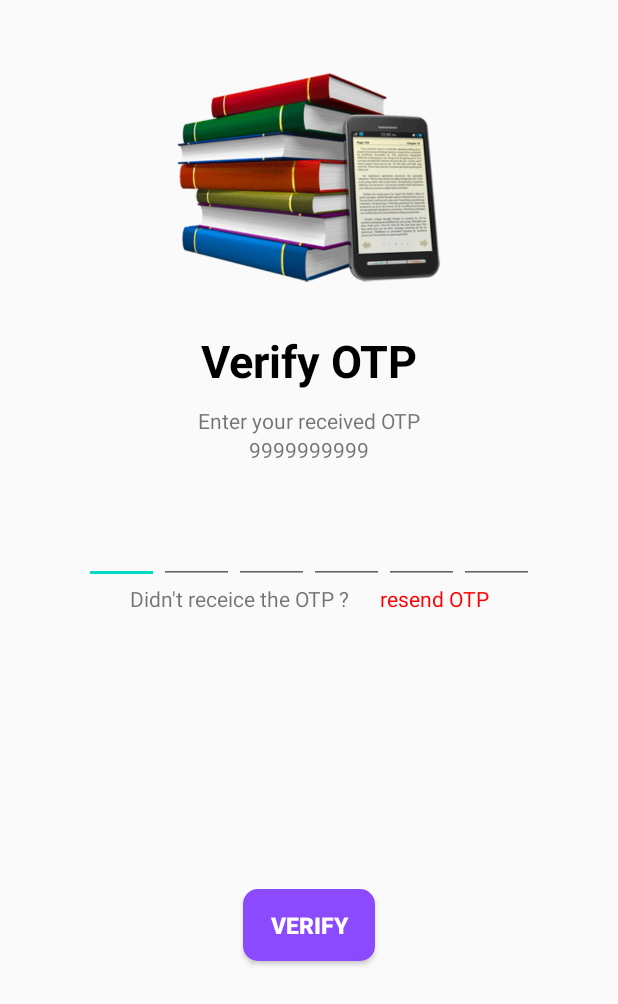
After one commit to MohitS1999/Notes-Sharing-Android, an Android app: the layout activity_otpverify.xml on its own in the app's theme, with its tools: preview values and no code run, on a phone screen of 412 x 824 dp. The commit adds this screen. Shown: the top 1004 px of the screen. Run offline under Robolectric (Android 15) with nearby library versions, the phone set to English and light mode, and no system bars.

Commit message:
Integrate the phone authentication using Firebase

```diff
--- /dev/null
+++ b/app/src/main/res/drawable/phone_text_field_bg.xml
@@ -0,0 +1,7 @@
+<?xml version="1.0" encoding="utf-8"?>
+<shape xmlns:android="http://schemas.android.com/apk/res/android" android:shape="rectangle">
+
+    <solid android:color="@color/login_blue"/>
+    <corners android:radius="10dp"/>
+
+</shape>
--- /dev/null
+++ b/app/src/main/res/layout/activity_otpverify.xml
@@ -0,0 +1,163 @@
+<?xml version="1.0" encoding="utf-8"?>
+<androidx.constraintlayout.widget.ConstraintLayout xmlns:android="http://schemas.android.com/apk/res/android"
+    xmlns:app="http://schemas.android.com/apk/res-auto"
+    xmlns:tools="http://schemas.android.com/tools"
+    android:layout_width="match_parent"
+    android:layout_height="match_parent"
+    tools:context=".OTPVerifyActivity">
+
+
+    <ImageView
+        android:id="@+id/imageView3"
+        android:layout_width="200dp"
+        android:layout_height="200dp"
+        android:layout_marginTop="20dp"
+        android:src="@drawable/ebooks1"
+        app:layout_constraintEnd_toEndOf="parent"
+        app:layout_constraintStart_toStartOf="parent"
+        app:layout_constraintTop_toTopOf="parent" />
+
+    <TextView
+        android:id="@+id/textView2"
+        android:layout_width="wrap_content"
+        android:layout_height="wrap_content"
+        android:text="Verify OTP"
+        android:textColor="#000000"
+        android:textSize="30dp"
+        android:textStyle="bold"
+        app:layout_constraintEnd_toEndOf="parent"
+        app:layout_constraintStart_toStartOf="parent"
+        app:layout_constraintTop_toBottomOf="@+id/imageView3" />
+
+    <TextView
+        android:id="@+id/textView4"
+        android:layout_width="wrap_content"
+        android:layout_height="wrap_content"
+        android:layout_marginTop="10dp"
+        android:text="Enter your received OTP"
+        app:layout_constraintEnd_toEndOf="parent"
+        app:layout_constraintStart_toStartOf="parent"
+        app:layout_constraintTop_toBottomOf="@+id/textView2" />
+
+    <TextView
+        android:id="@+id/phoneNo"
+        android:layout_width="wrap_content"
+        android:layout_height="wrap_content"
+        android:text="9999999999"
+        app:layout_constraintEnd_toEndOf="parent"
+        app:layout_constraintStart_toStartOf="parent"
+        app:layout_constraintTop_toBottomOf="@+id/textView4" />
+
+    <LinearLayout
+        android:id="@+id/linearLayout"
+        android:layout_width="wrap_content"
+        android:layout_height="wrap_content"
+        android:layout_marginTop="30dp"
+        android:orientation="horizontal"
+        app:layout_constraintEnd_toEndOf="parent"
+        app:layout_constraintStart_toStartOf="parent"
+        app:layout_constraintTop_toBottomOf="@+id/phoneNo">
+
+        <EditText
+            android:id="@+id/et1"
+            android:layout_width="50dp"
+            android:layout_height="50dp"
+            android:inputType="number"
+            android:maxLines="1"
+            android:gravity="center_horizontal"/>
+
+        <EditText
+            android:id="@+id/et2"
+            android:layout_width="50dp"
+            android:layout_height="50dp"
+            android:inputType="number"
+            android:maxLines="1"
+            android:gravity="center_horizontal"/>
+
+        <EditText
+            android:id="@+id/et3"
+            android:layout_width="50dp"
+            android:layout_height="50dp"
+            android:inputType="number"
+            android:maxLines="1"
+            android:gravity="center_horizontal"/>
+
+        <EditText
+            android:id="@+id/et4"
+            android:layout_width="50dp"
+            android:layout_height="50dp"
+            android:inputType="number"
+            android:maxLines="1"
+            android:gravity="center_horizontal"/>
+
+        <EditText
+            android:id="@+id/et5"
+            android:layout_width="50dp"
+            android:layout_height="50dp"
+            android:inputType="number"
+            android:maxLines="1"
+            android:gravity="center_horizontal"/>
+
+        <EditText
+            android:id="@+id/et6"
+            android:layout_width="50dp"
+            android:layout_height="50dp"
+            android:inputType="number"
+            android:maxLines="1"
+            android:gravity="center_horizontal"/>
+
+
+    </LinearLayout>
+
+    <LinearLayout
+        android:id="@+id/linearLayout2"
+        android:layout_width="wrap_content"
+        android:layout_height="wrap_content"
+        android:orientation="horizontal"
+        app:layout_constraintEnd_toEndOf="parent"
+        app:layout_constraintStart_toStartOf="parent"
+        app:layout_constraintTop_toBottomOf="@+id/linearLayout">
+
+        <TextView
+            android:layout_width="wrap_content"
+            android:layout_height="wrap_content"
+            android:text="Didn't receice the OTP ?" />
+
+        <TextView
+            android:id="@+id/resendOTP"
+            android:layout_width="wrap_content"
+            android:layout_height="wrap_content"
+            android:layout_marginLeft="20dp"
+            android:text="resend OTP"
+            android:textColor="#FF0000" />
+
+    </LinearLayout>
+
+    <ProgressBar
+        android:id="@+id/progrssVerify"
+        android:layout_width="wrap_content"
+        android:layout_height="wrap_content"
+        app:layout_constraintEnd_toEndOf="parent"
+        app:layout_constraintStart_toStartOf="parent"
+        app:layout_constraintTop_toBottomOf="@+id/linearLayout2"
+        android:visibility="gone"/>
+
+    <Button
+        android:id="@+id/verifyBtn"
+        android:layout_width="wrap_content"
+        android:layout_height="wrap_content"
+        android:background="@drawable/phone_text_field_bg"
+        android:text="VERIFY"
+        app:layout_constraintBottom_toBottomOf="parent"
+        app:layout_constraintEnd_toEndOf="parent"
+        app:layout_constraintStart_toStartOf="parent"
+        android:textColor="#FFFFFF"
+        android:textStyle="bold"
+        android:textSize="15dp"
+        app:layout_constraintTop_toBottomOf="@+id/linearLayout2" />
+
+
+
+
+
+</androidx.constraintlayout.widget.ConstraintLayout>
--- a/app/src/main/res/values/colors.xml
+++ b/app/src/main/res/values/colors.xml
@@ -3,4 +3,5 @@
     <color name="colorPrimary">#6200EE</color>
     <color name="colorPrimaryDark">#3700B3</color>
     <color name="colorAccent">#03DAC5</color>
+    <color name="login_blue">#8B4AFE </color>
 </resources>
--- a/build.gradle
+++ b/build.gradle
@@ -5,7 +5,9 @@ buildscript {
         jcenter()
     }
     dependencies {
-        classpath "com.android.tools.build:gradle:4.0.1"
+        classpath 'com.google.gms:google-services:4.3.14'
+        classpath 'com.android.tools.build:gradle:4.1.0'
+
 
         // NOTE: Do not place your application dependencies here; they belong
         // in the individual module build.gradle files
```
Also changed, not shown: app/build.gradle (+16 -3 lines), app/src/main/AndroidManifest.xml (+26 -10 lines), app/src/main/java/com/example/samplenotes/OTPVerifyActivity.java (added, +206 -0 lines), app/src/main/java/com/example/samplenotes/OTPscreen.java (added, +95 -0 lines), app/src/main/res/layout/activity_otpscreen.xml (added, +72 -0 lines), app/src/main/res/drawable/ebooks1.png (added), app/src/main/res/drawable/note_taking.png (added), gradle/wrapper/gradle-wrapper.properties, 1 other file.
